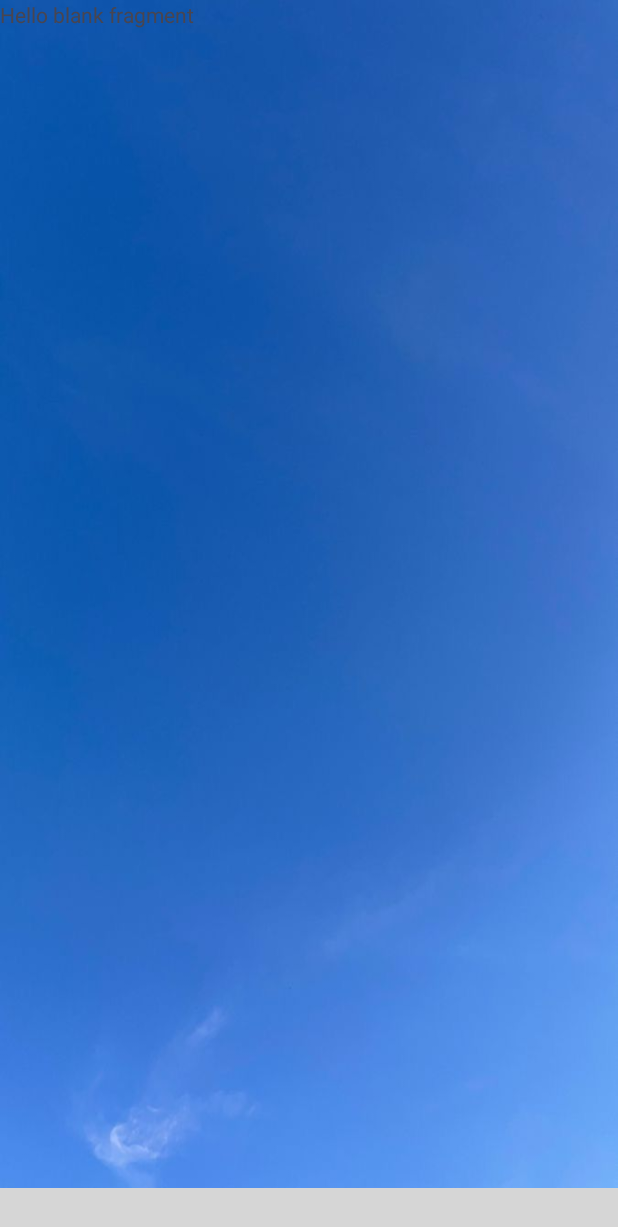
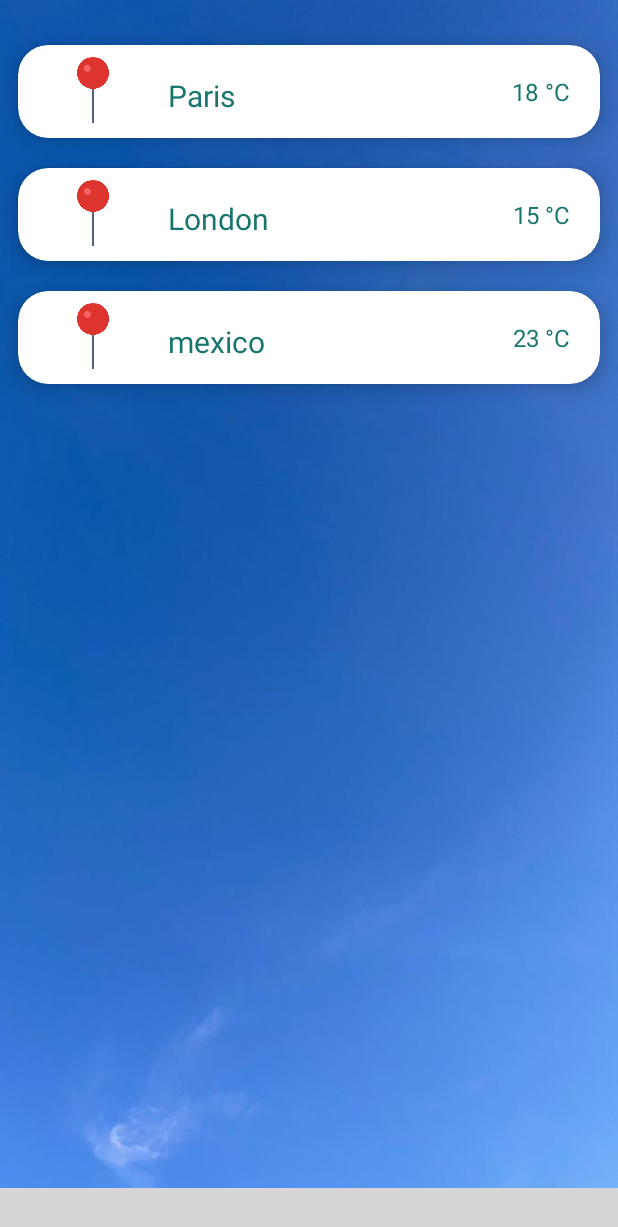
Before and after one commit to philarvz/SkyFeel, an Android app: the fragment FavoritesFragment placed in its activity, on a phone screen of 412 x 824 dp. Shown: the top 1227 px of the screen. Run offline under Robolectric (Android 15) with nearby library versions, the phone set to English and light mode, and no system bars; libraries missing offline, so code that uses them is left out: com.ismaeldivita.chipnavigation; plain views replace ChipNavigationBar; 2 statements that could not run were skipped; grey boxes are pictures that could not be loaded.

Commit message:
[ADD] item_favorite | UPDATE

```diff
--- a/app/build.gradle.kts
+++ b/app/build.gradle.kts
@@ -54,5 +54,8 @@ dependencies {
     testImplementation(libs.junit)
     androidTestImplementation(libs.androidx.junit)
     androidTestImplementation(libs.androidx.espresso.core)
+    implementation("androidx.cardview:cardview:1.0.0")
     implementation ("com.github.ismaeldivita:chip-navigation-bar:1.4.0")
+    implementation("com.github.bumptech.glide:glide:4.14.2")
+    annotationProcessor("com.github.bumptech.glide:compiler:4.14.2")
 }
--- a/app/src/main/java/mx/edu/utez/skyfeel/FavoritesFragment.kt
+++ b/app/src/main/java/mx/edu/utez/skyfeel/FavoritesFragment.kt
@@ -5,6 +5,10 @@ import androidx.fragment.app.Fragment
 import android.view.LayoutInflater
 import android.view.View
 import android.view.ViewGroup
+import androidx.recyclerview.widget.LinearLayoutManager
+import androidx.recyclerview.widget.RecyclerView
+import mx.edu.utez.skyfeel.adapters.FavoritesAdapter
+import mx.edu.utez.skyfeel.models.Location
 
 // TODO: Rename parameter arguments, choose names that match
 // the fragment initialization parameters, e.g. ARG_ITEM_NUMBER
@@ -56,4 +60,28 @@ class FavoritesFragment : Fragment() {
                 }
             }
     }
+
+        private lateinit var recyclerView: RecyclerView
+        private lateinit var favoritesAdapter: FavoritesAdapter
+        private lateinit var favoritesList: List<Location>
+
+        override fun onViewCreated(view: View, savedInstanceState: Bundle?) {
+            super.onViewCreated(view, savedInstanceState)
+
+            // Configura el RecyclerView
+            recyclerView = view.findViewById(R.id.recyclerView)
+            recyclerView.layoutManager = LinearLayoutManager(context)
+
+            // Carga los datos (en este caso, prueba con datos estáticos)
+            favoritesList = listOf(
+                Location("Paris", "18", "Sunny"),
+                Location("London", "15", "Cloudy"),
+                        Location("mexico", "23", "Cloudy")
+            )
+
+            // Asigna el adaptador
+            favoritesAdapter = FavoritesAdapter(favoritesList)
+            recyclerView.adapter = favoritesAdapter
+        }
+
 }
--- /dev/null
+++ b/app/src/main/java/mx/edu/utez/skyfeel/adapters/FavoritesAdapter.kt
@@ -0,0 +1,44 @@
+package mx.edu.utez.skyfeel.adapters
+
+import android.view.LayoutInflater
+import android.view.View
+import android.view.ViewGroup
+import android.widget.TextView
+import androidx.recyclerview.widget.RecyclerView
+import com.bumptech.glide.Glide
+import com.google.android.material.imageview.ShapeableImageView
+import mx.edu.utez.skyfeel.R
+import mx.edu.utez.skyfeel.models.Location
+
+class FavoritesAdapter(private val favoritesList: List<Location>) : RecyclerView.Adapter<FavoritesAdapter.FavoriteViewHolder>() {
+
+    // Este ViewHolder se encarga de referenciar las vistas de cada ítem de la lista.
+    inner class FavoriteViewHolder(itemView: View) : RecyclerView.ViewHolder(itemView) {
+        val placeTextView: TextView = itemView.findViewById(R.id.recPlace)
+        val tempTextView: TextView = itemView.findViewById(R.id.recTemp)
+        val descriptionTextView: TextView = itemView.findViewById(R.id.recDesc)
+        val imageView: ShapeableImageView = itemView.findViewById(R.id.recImage)
+    }
+
+    // Esta función se llama para crear nuevas vistas
+    override fun onCreateViewHolder(parent: ViewGroup, viewType: Int): FavoriteViewHolder {
+        val itemView = LayoutInflater.from(parent.context)
+            .inflate(R.layout.item_favorite, parent, false) // Asegúrate de usar el nombre correcto de tu archivo XML
+        return FavoriteViewHolder(itemView)
+    }
+
+    // Esta función se llama para vincular los datos con las vistas
+    override fun onBindViewHolder(holder: FavoriteViewHolder, position: Int) {
+        val location = favoritesList[position]
+        holder.placeTextView.text = location.placeName
+        holder.tempTextView.text = "${location.temperature} °C"
+        holder.descriptionTextView.text = location.description
+
+
+    }
+
+    // Esta función devuelve la cantidad de elementos en la lista
+    override fun getItemCount(): Int {
+        return favoritesList.size
+    }
+}
--- /dev/null
+++ b/app/src/main/java/mx/edu/utez/skyfeel/models/Location.kt
@@ -0,0 +1,7 @@
+package mx.edu.utez.skyfeel.models
+
+data class Location(
+    val placeName: String,
+    val temperature: String,
+    val description: String
+)
--- a/app/src/main/res/layout/fragment_favorites.xml
+++ b/app/src/main/res/layout/fragment_favorites.xml
@@ -1,14 +1,16 @@
 <?xml version="1.0" encoding="utf-8"?>
-<FrameLayout xmlns:android="http://schemas.android.com/apk/res/android"
+<androidx.constraintlayout.widget.ConstraintLayout xmlns:android="http://schemas.android.com/apk/res/android"
+    xmlns:app="http://schemas.android.com/apk/res-auto"
     xmlns:tools="http://schemas.android.com/tools"
     android:layout_width="match_parent"
     android:layout_height="match_parent"
     tools:context=".FavoritesFragment">
 
-    <!-- TODO: Update blank fragment layout -->
-    <TextView
+    <!-- RecyclerView donde se mostrará la lista de ubicaciones favoritas -->
+    <androidx.recyclerview.widget.RecyclerView
+        android:id="@+id/recyclerView"
         android:layout_width="match_parent"
         android:layout_height="match_parent"
-        android:text="@string/hello_blank_fragment" />
-
-</FrameLayout>
+        android:layout_marginTop="20dp"
+        tools:listitem="@layout/item_favorite"/>
+</androidx.constraintlayout.widget.ConstraintLayout>
--- /dev/null
+++ b/app/src/main/res/layout/item_favorite.xml
@@ -0,0 +1,68 @@
+<?xml version="1.0" encoding="utf-8"?>
+<androidx.cardview.widget.CardView
+    xmlns:android="http://schemas.android.com/apk/res/android"
+    xmlns:app="http://schemas.android.com/apk/res-auto"
+    xmlns:tools="http://schemas.android.com/tools"
+    android:id="@+id/recCard"
+    android:layout_width="wrap_content"
+    android:layout_height="wrap_content"
+    android:layout_marginStart="12dp"
+    android:layout_marginEnd="12dp"
+    android:layout_marginHorizontal="10dp"
+    android:layout_marginVertical="10dp"
+    app:cardCornerRadius="20dp"
+    app:cardElevation="8dp"
+    tools:context=".FavoritesFragment">
+
+    <RelativeLayout
+        android:layout_width="match_parent"
+        android:layout_height="wrap_content">
+
+        <com.google.android.material.imageview.ShapeableImageView
+            android:layout_width="60dp"
+            android:layout_height="60dp"
+            android:id="@+id/recImage"
+            android:layout_marginStart="20dp"
+            android:padding="8dp"
+            android:scaleType="centerCrop"
+            android:src="@drawable/ic_location"
+            app:shapeAppearanceOverlay="@style/roundedImageViewRounded" />
+
+        <TextView
+            android:layout_width="120dp"
+            android:layout_height="30dp"
+            android:id="@+id/recPlace"
+            android:text="Place"
+            android:textColor="@color/lavander"
+            android:textSize="20sp"
+            android:layout_toEndOf="@+id/recImage"
+            android:layout_marginTop="20dp"
+            android:layout_marginStart="20dp" />
+
+        <TextView
+            android:layout_width="80dp"
+            android:layout_height="30dp"
+            android:id="@+id/recTemp"
+            android:text=" °C"
+            android:textColor="@color/lavander"
+            android:textSize="16sp"
+            android:textAlignment="center"
+            android:layout_toEndOf="@+id/recPlace"
+            android:layout_marginTop="20dp"
+            android:layout_marginStart="90dp" />
+
+        <TextView
+            android:layout_width="140dp"
+            android:layout_height="12dp"
+            android:id="@+id/recDesc"
+            android:text="description"
+            android:textColor="@color/lavander"
+            android:textSize="8sp"
+            android:layout_toEndOf="@+id/recImage"
+            android:layout_below="@+id/recPlace"
+            android:maxLines="0"
+            android:layout_marginStart="20dp" />
+
+    </RelativeLayout>
+
+</androidx.cardview.widget.CardView>
--- a/app/src/main/res/values/colors.xml
+++ b/app/src/main/res/values/colors.xml
@@ -13,5 +13,6 @@
     <color name="white">#FFFFFF</color>
     <color name="semi_transparent">#AA000000</color>
     <color name="black">#000000</color>
+    <color name="lavander">#17756E</color>
 
 </resources>
--- a/app/src/main/res/values/themes.xml
+++ b/app/src/main/res/values/themes.xml
@@ -9,5 +9,9 @@
 
     <style name="Theme.SkyFeel" parent="Base.Theme.SkyFeel" />
 
+    <style name="roundedImageViewRounded">
+        <item name="cornerFamily">rounded</item>
+        <item name="cornerSize">50%</item>
+    </style>
 
 </resources>
--- a/build.gradle.kts
+++ b/build.gradle.kts
@@ -1,4 +1,5 @@
 // Top-level build file where you can add configuration options common to all sub-projects/modules.
+
 plugins {
     alias(libs.plugins.android.application) apply false
     alias(libs.plugins.kotlin.android) apply false
--- a/gradle.properties
+++ b/gradle.properties
@@ -21,3 +21,4 @@ kotlin.code.style=official
 # resources declared in the library itself and none from the library's dependencies,
 # thereby reducing the size of the R class for that library
 android.nonTransitiveRClass=true
+MAPS_API_KEY=AIzaSyATWaIFKK8eW3oluAhjSVwDoPJ-7XgEf7Q
```
Also changed, not shown: app/src/main/res/drawable/ic_location.png (added), app/src/main/res/drawable/ic_trash.png (added).
